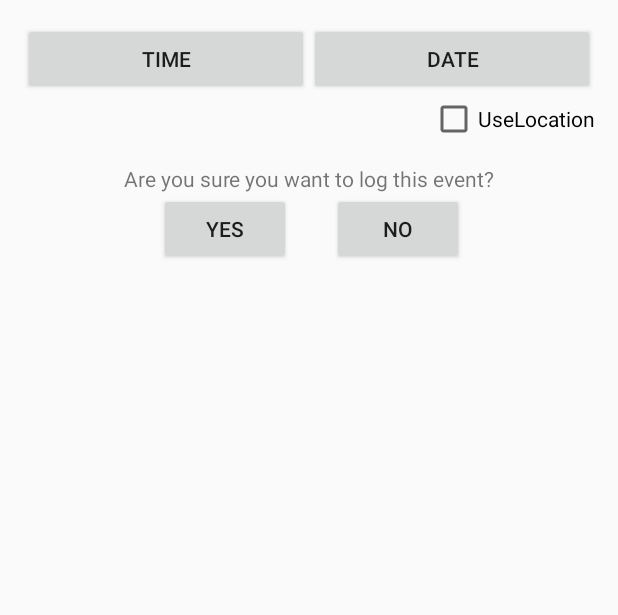
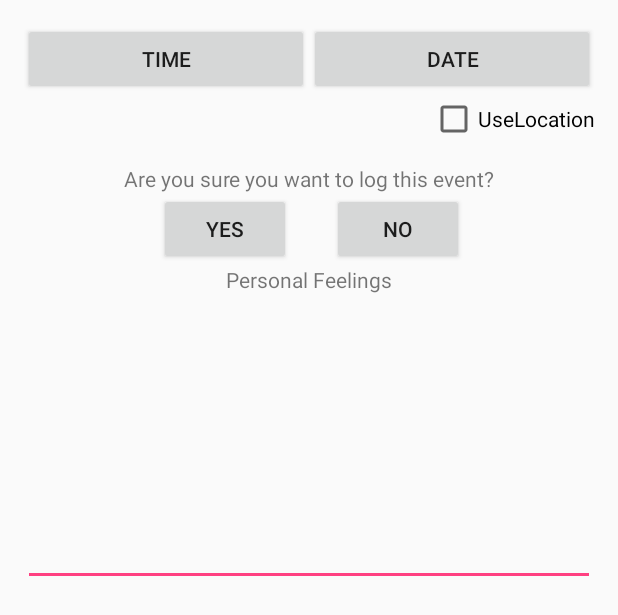
Before and after one commit to dakotahm/MentalHealthManager, an Android app: the layout fragment_log_options_dialog.xml on its own in the app's theme, with its tools: preview values and no code run, on a phone screen of 412 x 824 dp. Shown: the top 615 px of the screen. Run offline under Robolectric (Android 15) with nearby library versions, the phone set to English and light mode, and no system bars; network calls fail.

Commit message:
Log dialog improvements

```diff
--- a/app/src/main/java/com/boson/dakotahmoore/mentalhealthmanager/LogOptionsDialog.java
+++ b/app/src/main/java/com/boson/dakotahmoore/mentalhealthmanager/LogOptionsDialog.java
@@ -23,6 +23,7 @@ import android.view.View;
 import android.view.ViewGroup;
 import android.view.Window;
 import android.widget.Button;
+import android.widget.EditText;
 
 import static android.content.Context.LOCATION_SERVICE;
 
@@ -51,6 +52,7 @@ public class LogOptionsDialog extends Dialog implements
     // : Rename and change types of parameters
     private String mParam1;
     private String mParam2;
+    private EditText logText;
     public Button yes, no;
     public Activity c;
     public Dialog d;
@@ -86,6 +88,7 @@ public class LogOptionsDialog extends Dialog implements
         setContentView(R.layout.fragment_log_options_dialog);
         yes = (Button) findViewById(R.id.button2);
         no = (Button) findViewById(R.id.button3);
+        logText=(EditText) findViewById(R.id.LogEditText);
 
         //Setup time and date
         day = calendar.get(calendar.DAY_OF_MONTH);
--- a/app/src/main/res/layout/fragment_log_options_dialog.xml
+++ b/app/src/main/res/layout/fragment_log_options_dialog.xml
@@ -64,6 +64,21 @@
             android:layout_below="@+id/LocationCheck"
             android:layout_centerHorizontal="true"
             android:layout_marginTop="14dp" />
+        <TextView
+            android:layout_width="wrap_content"
+            android:layout_height="wrap_content"
+            android:layout_centerHorizontal="true"
+            android:layout_below="@id/button3"
+            android:id="@+id/LogTitleTextview"
+            android:text="Personal Feelings"/>
+
+        <EditText
+            android:id="@+id/LogEditText"
+            android:layout_width="match_parent"
+            android:layout_height="wrap_content"
+            android:layout_below="@+id/LogTitleTextview"
+            android:layout_centerHorizontal="true"
+            android:lines="8"/>
     </RelativeLayout>
 
 </LinearLayout>
```
